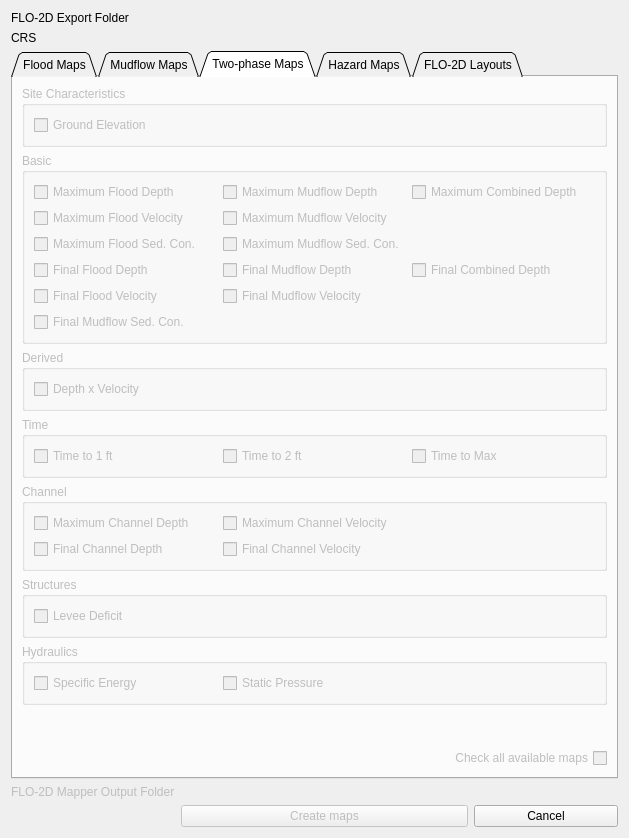
This is flo2d_mapcrafter/flo2d_mapcrafter_dialog_base.ui in FLO-2DSoftware/FLO-2DMapCrafter as Qt 5 draws it before an edit. The edited form follows.
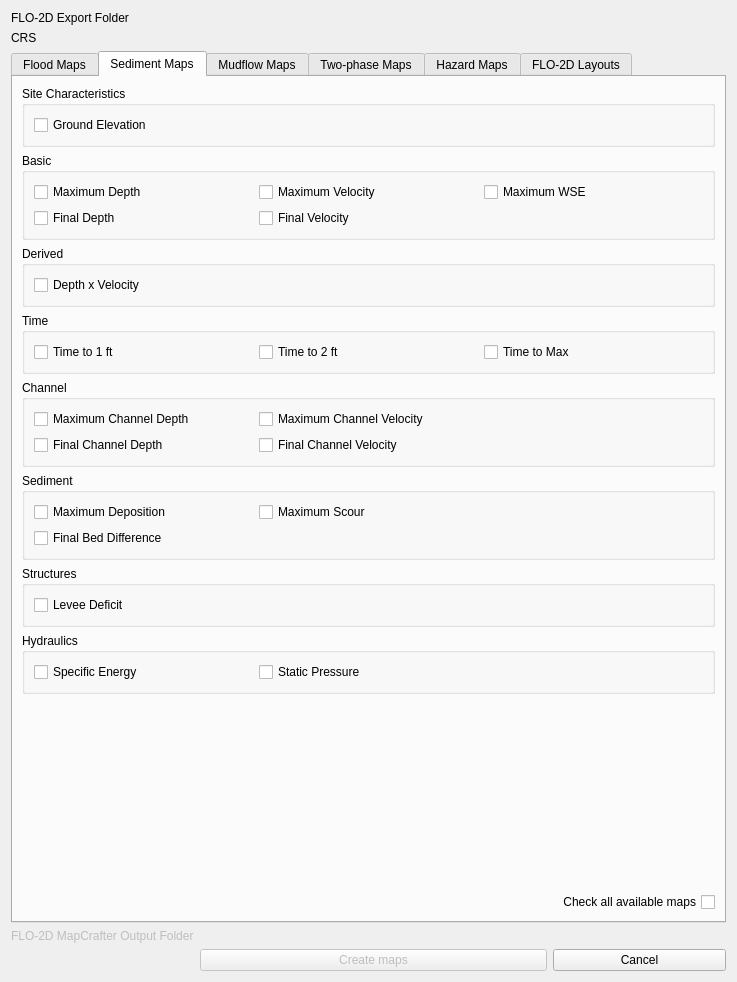
This is the edited form. The open tabs and pages were chosen to show the change. Custom widgets are drawn as their Qt base class.

Commit message: Added the sediment maps first version

```diff
--- a/flo2d_mapcrafter/flo2d_mapcrafter_dialog_base.ui
+++ b/flo2d_mapcrafter/flo2d_mapcrafter_dialog_base.ui
@@ -6,8 +6,8 @@
    <rect>
     <x>0</x>
     <y>0</y>
-    <width>629</width>
-    <height>838</height>
+    <width>737</width>
+    <height>982</height>
    </rect>
   </property>
   <property name="windowTitle">
@@ -22,7 +22,7 @@
         <bool>false</bool>
        </property>
        <property name="text">
-        <string>FLO-2D Mapper Output Folder</string>
+        <string>FLO-2D MapCrafter Output Folder</string>
        </property>
       </widget>
      </item>
@@ -105,7 +105,7 @@
       <enum>QTabWidget::North</enum>
      </property>
      <property name="tabShape">
-      <enum>QTabWidget::Triangular</enum>
+      <enum>QTabWidget::Rounded</enum>
      </property>
      <property name="currentIndex">
       <number>3</number>
@@ -438,6 +438,545 @@
        </item>
       </layout>
      </widget>
+     <widget class="QWidget" name="tab0">
+      <property name="enabled">
+       <bool>true</bool>
+      </property>
+      <attribute name="title">
+       <string>Sediment Maps</string>
+      </attribute>
+      <layout class="QGridLayout" name="gridLayout_7">
+       <item row="0" column="0">
+        <layout class="QGridLayout" name="gridLayout_6">
+         <item row="4" column="0">
+          <widget class="QgsCollapsibleGroupBox" name="ch_sd_cgb">
+           <property name="enabled">
+            <bool>true</bool>
+           </property>
+           <property name="title">
+            <string>Channel</string>
+           </property>
+           <layout class="QGridLayout" name="gridLayout_88">
+            <item row="0" column="0">
+             <layout class="QGridLayout" name="gridLayout_87">
+              <item row="0" column="1">
+               <widget class="QCheckBox" name="cv_sd_cb">
+                <property name="enabled">
+                 <bool>true</bool>
+                </property>
+                <property name="toolTip">
+                 <string>VELOC.OUT: Maximum channel flow velocity</string>
+                </property>
+                <property name="toolTipDuration">
+                 <number>0</number>
+                </property>
+                <property name="text">
+                 <string>Maximum Channel Velocity</string>
+                </property>
+               </widget>
+              </item>
+              <item row="0" column="2">
+               <widget class="QLabel" name="label_20">
+                <property name="text">
+                 <string/>
+                </property>
+               </widget>
+              </item>
+              <item row="0" column="0">
+               <widget class="QCheckBox" name="cd_sd_cb">
+                <property name="enabled">
+                 <bool>true</bool>
+                </property>
+                <property name="toolTip">
+                 <string>DEPCH.OUT: Maximum channel flow depths</string>
+                </property>
+                <property name="toolTipDuration">
+                 <number>0</number>
+                </property>
+                <property name="text">
+                 <string>Maximum Channel Depth</string>
+                </property>
+               </widget>
+              </item>
+              <item row="1" column="0">
+               <widget class="QCheckBox" name="fcd_sd_cb">
+                <property name="enabled">
+                 <bool>true</bool>
+                </property>
+                <property name="toolTip">
+                 <string>DEPCHFINAL.OUT: Final channel flow depths</string>
+                </property>
+                <property name="toolTipDuration">
+                 <number>0</number>
+                </property>
+                <property name="text">
+                 <string>Final Channel Depth</string>
+                </property>
+               </widget>
+              </item>
+              <item row="1" column="1">
+               <widget class="QCheckBox" name="fcv_sd_cb">
+                <property name="enabled">
+                 <bool>true</bool>
+                </property>
+                <property name="toolTip">
+                 <string>VELCHFINAL.OUT: Final channel flow velocities</string>
+                </property>
+                <property name="toolTipDuration">
+                 <number>0</number>
+                </property>
+                <property name="text">
+                 <string>Final Channel Velocity</string>
+                </property>
+               </widget>
+              </item>
+              <item row="1" column="2">
+               <widget class="QLabel" name="label_21">
+                <property name="text">
+                 <string/>
+                </property>
+               </widget>
+              </item>
+             </layout>
+            </item>
+           </layout>
+          </widget>
+         </item>
+         <item row="3" column="0">
+          <widget class="QgsCollapsibleGroupBox" name="tv_sd_cgb">
+           <property name="enabled">
+            <bool>true</bool>
+           </property>
+           <property name="title">
+            <string>Time</string>
+           </property>
+           <layout class="QGridLayout" name="gridLayout_86">
+            <item row="0" column="0">
+             <layout class="QGridLayout" name="gridLayout_85">
+              <item row="0" column="0">
+               <widget class="QCheckBox" name="t1ft_sd_cb">
+                <property name="enabled">
+                 <bool>true</bool>
+                </property>
+                <property name="toolTip">
+                 <string>TIMEONEFT.OUT: Grid element number, the x- and y-coordinates and the initial time to one foot of depth</string>
+                </property>
+                <property name="toolTipDuration">
+                 <number>0</number>
+                </property>
+                <property name="text">
+                 <string>Time to 1 ft</string>
+                </property>
+               </widget>
+              </item>
+              <item row="0" column="1">
+               <widget class="QCheckBox" name="t2ft_sd_cb">
+                <property name="enabled">
+                 <bool>true</bool>
+                </property>
+                <property name="toolTip">
+                 <string>TIMETWOFT.OUT: Grid element number, the x- and y-coordinates and the initial time to two feet of depth</string>
+                </property>
+                <property name="toolTipDuration">
+                 <number>0</number>
+                </property>
+                <property name="text">
+                 <string>Time to 2 ft</string>
+                </property>
+               </widget>
+              </item>
+              <item row="0" column="2">
+               <widget class="QCheckBox" name="tmax_sd_cb">
+                <property name="enabled">
+                 <bool>true</bool>
+                </property>
+                <property name="toolTip">
+                 <string>TIMETOPEAK.OUT: Grid element number, the x- and y-coordinates and the time of occurrence of the maximum depth</string>
+                </property>
+                <property name="toolTipDuration">
+                 <number>0</number>
+                </property>
+                <property name="text">
+                 <string>Time to Max</string>
+                </property>
+               </widget>
+              </item>
+             </layout>
+            </item>
+           </layout>
+          </widget>
+         </item>
+         <item row="1" column="0">
+          <widget class="QgsCollapsibleGroupBox" name="bv_sd_cgb">
+           <property name="enabled">
+            <bool>true</bool>
+           </property>
+           <property name="title">
+            <string>Basic</string>
+           </property>
+           <layout class="QGridLayout" name="gridLayout_82">
+            <item row="0" column="0">
+             <layout class="QGridLayout" name="gridLayout_81">
+              <item row="1" column="0">
+               <widget class="QCheckBox" name="fd_sd_cb">
+                <property name="enabled">
+                 <bool>true</bool>
+                </property>
+                <property name="toolTip">
+                 <string>FINALDEP.OUT: Final floodplain flow depths</string>
+                </property>
+                <property name="toolTipDuration">
+                 <number>0</number>
+                </property>
+                <property name="text">
+                 <string>Final Depth</string>
+                </property>
+               </widget>
+              </item>
+              <item row="0" column="0">
+               <widget class="QCheckBox" name="md_sd_cb">
+                <property name="enabled">
+                 <bool>true</bool>
+                </property>
+                <property name="toolTip">
+                 <string>DEPTH.OUT: Maximum combined channel/floodplain flow depths</string>
+                </property>
+                <property name="toolTipDuration">
+                 <number>0</number>
+                </property>
+                <property name="text">
+                 <string>Maximum Depth</string>
+                </property>
+               </widget>
+              </item>
+              <item row="0" column="1">
+               <widget class="QCheckBox" name="mv_sd_cb">
+                <property name="enabled">
+                 <bool>true</bool>
+                </property>
+                <property name="toolTip">
+                 <string>VELFP.OUT: Maximum floodplain flow velocity</string>
+                </property>
+                <property name="toolTipDuration">
+                 <number>0</number>
+                </property>
+                <property name="text">
+                 <string>Maximum Velocity</string>
+                </property>
+               </widget>
+              </item>
+              <item row="0" column="2">
+               <widget class="QCheckBox" name="mwse_sd_cb">
+                <property name="enabled">
+                 <bool>true</bool>
+                </property>
+                <property name="toolTip">
+                 <string>MAXWSELEV.OUT: Grid element number, x-coordinate, y-coordinate, and the maximum water surface elevation of either the floodplain or channel</string>
+                </property>
+                <property name="toolTipDuration">
+                 <number>0</number>
+                </property>
+                <property name="text">
+                 <string>Maximum WSE</string>
+                </property>
+               </widget>
+              </item>
+              <item row="1" column="1">
+               <widget class="QCheckBox" name="fv_sd_cb">
+                <property name="enabled">
+                 <bool>true</bool>
+                </property>
+                <property name="toolTip">
+                 <string>FINALVEL.OUT: Flow velocity at the end of the simulation</string>
+                </property>
+                <property name="toolTipDuration">
+                 <number>0</number>
+                </property>
+                <property name="text">
+                 <string>Final Velocity</string>
+                </property>
+               </widget>
+              </item>
+             </layout>
+            </item>
+           </layout>
+          </widget>
+         </item>
+         <item row="5" column="0">
+          <widget class="QgsCollapsibleGroupBox" name="sd_sd_cgb">
+           <property name="enabled">
+            <bool>true</bool>
+           </property>
+           <property name="title">
+            <string>Sediment</string>
+           </property>
+           <layout class="QGridLayout" name="gridLayout_90">
+            <item row="0" column="0">
+             <layout class="QGridLayout" name="gridLayout_89">
+              <item row="0" column="0">
+               <widget class="QCheckBox" name="mdep_sd_cb">
+                <property name="enabled">
+                 <bool>true</bool>
+                </property>
+                <property name="toolTip">
+                 <string>SEDFP.OUT: Maximum deposition (ft or m)</string>
+                </property>
+                <property name="toolTipDuration">
+                 <number>0</number>
+                </property>
+                <property name="text">
+                 <string>Maximum Deposition</string>
+                </property>
+               </widget>
+              </item>
+              <item row="1" column="0">
+               <widget class="QCheckBox" name="fbd_sd_cb">
+                <property name="enabled">
+                 <bool>true</bool>
+                </property>
+                <property name="toolTip">
+                 <string>SEDFP.OUT: Final bed elevation difference (ft or m)</string>
+                </property>
+                <property name="toolTipDuration">
+                 <number>0</number>
+                </property>
+                <property name="text">
+                 <string>Final Bed Difference</string>
+                </property>
+               </widget>
+              </item>
+              <item row="1" column="1">
+               <widget class="QLabel" name="label_23">
+                <property name="text">
+                 <string/>
+                </property>
+               </widget>
+              </item>
+              <item row="0" column="2">
+               <widget class="QLabel" name="label_24">
+                <property name="text">
+                 <string/>
+                </property>
+               </widget>
+              </item>
+              <item row="1" column="2">
+               <widget class="QLabel" name="label_25">
+                <property name="text">
+                 <string/>
+                </property>
+               </widget>
+              </item>
+              <item row="0" column="1">
+               <widget class="QCheckBox" name="msco_sd_cb">
+                <property name="enabled">
+                 <bool>true</bool>
+                </property>
+                <property name="toolTip">
+                 <string>SEDFP.OUT: Maximum scour (ft or m)</string>
+                </property>
+                <property name="toolTipDuration">
+                 <number>0</number>
+                </property>
+                <property name="text">
+                 <string>Maximum Scour</string>
+                </property>
+               </widget>
+              </item>
+             </layout>
+            </item>
+           </layout>
+          </widget>
+         </item>
+         <item row="0" column="0">
+          <widget class="QgsCollapsibleGroupBox" name="sc_sd_cgb">
+           <property name="enabled">
+            <bool>true</bool>
+           </property>
+           <property name="toolTip">
+            <string/>
+           </property>
+           <property name="title">
+            <string>Site Characteristics</string>
+           </property>
+           <layout class="QGridLayout" name="gridLayout_59">
+            <item row="0" column="0">
+             <layout class="QGridLayout" name="gridLayout_57">
+              <item row="0" column="0">
+               <widget class="QCheckBox" name="ge_sd_cb">
+                <property name="enabled">
+                 <bool>true</bool>
+                </property>
+                <property name="toolTip">
+                 <string>TOPO.DAT: Grid element, x- and y-coordinates, and their elevations</string>
+                </property>
+                <property name="toolTipDuration">
+                 <number>0</number>
+                </property>
+                <property name="text">
+                 <string>Ground Elevation</string>
+                </property>
+                <property name="checkable">
+                 <bool>true</bool>
+                </property>
+                <property name="checked">
+                 <bool>false</bool>
+                </property>
+               </widget>
+              </item>
+             </layout>
+            </item>
+           </layout>
+          </widget>
+         </item>
+         <item row="2" column="0">
+          <widget class="QgsCollapsibleGroupBox" name="dv_sd_cgb">
+           <property name="enabled">
+            <bool>true</bool>
+           </property>
+           <property name="title">
+            <string>Derived</string>
+           </property>
+           <layout class="QGridLayout" name="gridLayout_84">
+            <item row="0" column="0">
+             <layout class="QGridLayout" name="gridLayout_83">
+              <item row="0" column="0">
+               <widget class="QCheckBox" name="dv_sd_cb">
+                <property name="enabled">
+                 <bool>true</bool>
+                </property>
+                <property name="toolTip">
+                 <string>VEL_X_DEPTH.OUT: Maximum of velocity times depth for each floodplain element</string>
+                </property>
+                <property name="toolTipDuration">
+                 <number>0</number>
+                </property>
+                <property name="text">
+                 <string>Depth x Velocity</string>
+                </property>
+               </widget>
+              </item>
+             </layout>
+            </item>
+           </layout>
+          </widget>
+         </item>
+         <item row="7" column="0">
+          <widget class="QgsCollapsibleGroupBox" name="hp_sd_cgb">
+           <property name="enabled">
+            <bool>true</bool>
+           </property>
+           <property name="title">
+            <string>Hydraulics</string>
+           </property>
+           <layout class="QGridLayout" name="gridLayout_94">
+            <item row="0" column="0">
+             <layout class="QGridLayout" name="gridLayout_93">
+              <item row="0" column="1">
+               <widget class="QCheckBox" name="sp_sd_cb">
+                <property name="enabled">
+                 <bool>true</bool>
+                </property>
+                <property name="toolTip">
+                 <string>STATICPRESS.OUT: Spatially variable static force per linear foot for each floodplain element</string>
+                </property>
+                <property name="toolTipDuration">
+                 <number>0</number>
+                </property>
+                <property name="text">
+                 <string>Static Pressure</string>
+                </property>
+               </widget>
+              </item>
+              <item row="0" column="0">
+               <widget class="QCheckBox" name="se_sd_cb">
+                <property name="enabled">
+                 <bool>true</bool>
+                </property>
+                <property name="toolTip">
+                 <string>SPECENERGY.OUT: Maximum specific energy (ft or m) for a floodplain grid element</string>
+                </property>
+                <property name="toolTipDuration">
+                 <number>0</number>
+                </property>
+                <property name="text">
+                 <string>Specific Energy</string>
+                </property>
+               </widget>
+              </item>
+              <item row="0" column="2">
+               <widget class="QLabel" name="label_26">
+                <property name="text">
+                 <string/>
+                </property>
+               </widget>
+              </item>
+             </layout>
+            </item>
+           </layout>
+          </widget>
+         </item>
+         <item row="6" column="0">
+          <widget class="QgsCollapsibleGroupBox" name="sv_sd_cgb">
+           <property name="enabled">
+            <bool>true</bool>
+           </property>
+           <property name="title">
+            <string>Structures</string>
+           </property>
+           <layout class="QGridLayout" name="gridLayout_92">
+            <item row="0" column="0">
+             <layout class="QGridLayout" name="gridLayout_91">
+              <item row="0" column="0">
+               <widget class="QCheckBox" name="ld_sd_cb">
+                <property name="enabled">
+                 <bool>true</bool>
+                </property>
+                <property name="toolTip">
+                 <string>LEVEEDEFIC.OUT: Levee freeboard deficit</string>
+                </property>
+                <property name="toolTipDuration">
+                 <number>0</number>
+                </property>
+                <property name="text">
+                 <string>Levee Deficit</string>
+                </property>
+               </widget>
+              </item>
+             </layout>
+            </item>
+           </layout>
+          </widget>
+         </item>
+        </layout>
+       </item>
+       <item row="1" column="0">
+        <spacer name="verticalSpacer_5">
+         <property name="orientation">
+          <enum>Qt::Vertical</enum>
+         </property>
+         <property name="sizeHint" stdset="0">
+          <size>
+           <width>20</width>
+           <height>40</height>
+          </size>
+         </property>
+        </spacer>
+       </item>
+       <item row="2" column="0">
+        <widget class="QCheckBox" name="check_sd_cb">
+         <property name="enabled">
+          <bool>true</bool>
+         </property>
+         <property name="layoutDirection">
+          <enum>Qt::RightToLeft</enum>
+         </property>
+         <property name="text">
+          <string>Check all available maps</string>
+         </property>
+        </widget>
+       </item>
+      </layout>
+     </widget>
      <widget class="QWidget" name="tab2">
       <property name="enabled">
        <bool>false</bool>
@@ -742,7 +1281,7 @@
      </widget>
      <widget class="QWidget" name="tab3">
       <property name="enabled">
-       <bool>false</bool>
+       <bool>true</bool>
       </property>
       <attribute name="title">
        <string>Two-phase Maps</string>
@@ -791,42 +1330,7 @@
            <layout class="QGridLayout" name="gridLayout_60">
             <item row="0" column="0">
              <layout class="QGridLayout" name="gridLayout_58">
-              <item row="4" column="1">
-               <widget class="QCheckBox" name="fmv_tp_cb">
-                <property name="text">
-                 <string>Final Mudflow Velocity</string>
-                </property>
-               </widget>
-              </item>
-              <item row="1" column="1">
-               <widget class="QCheckBox" name="mmv_tp_cb">
-                <property name="text">
-                 <string>Maximum Mudflow Velocity</string>
-                </property>
-               </widget>
-              </item>
-              <item row="0" column="0">
-               <widget class="QCheckBox" name="mfd_tp_cb">
-                <property name="text">
-                 <string>Maximum Flood Depth</string>
-                </property>
-               </widget>
-              </item>
-              <item row="3" column="0">
-               <widget class="QCheckBox" name="ffd_tp_cb">
-                <property name="text">
-                 <string>Final Flood Depth</string>
-                </property>
-               </widget>
-              </item>
-              <item row="0" column="2">
-               <widget class="QCheckBox" name="cmd_tp_cb">
-                <property name="text">
-                 <string>Maximum Combined Depth</string>
-                </property>
-               </widget>
-              </item>
-              <item row="3" column="2">
+              <item row="3" column="1">
                <widget class="QCheckBox" name="fcd_tp_cb">
                 <property name="text">
                  <string>Final Combined Depth</string>
@@ -848,40 +1352,51 @@
                </widget>
               </item>
               <item row="0" column="1">
-               <widget class="QCheckBox" name="mmd_tp_cb">
+               <widget class="QCheckBox" name="cmd_tp_cb">
+                <property name="toolTip">
+                 <string>DEPTHMAX_2PHASE_COMBINED.OUT: Maximum flow depth of the combined two phase fluid and mudflows depth (added together)</string>
+                </property>
+                <property name="toolTipDuration">
+                 <number>0</number>
+                </property>
                 <property name="text">
                  <string>Maximum Mudflow Depth</string>
                 </property>
                </widget>
               </item>
-              <item row="3" column="1">
-               <widget class="QCheckBox" name="fmd_tp_cb">
+              <item row="0" column="0">
+               <widget class="QCheckBox" name="mfd_tp_cb">
+                <property name="toolTip">
+                 <string>DEPTH.OUT: Maximum combined channel/floodplain flow depths</string>
+                </property>
+                <property name="toolTipDuration">
+                 <number>0</number>
+                </property>
                 <property name="text">
                  <string>Final Mudflow Depth</string>
                 </property>
                </widget>
               </item>
-              <item row="2" column="0">
+              <item row="3" column="0">
+               <widget class="QCheckBox" name="ffd_tp_cb">
+                <property name="toolTip">
+                 <string>FINALDEP.OUT: Final floodplain flow depths</string>
+                </property>
+                <property name="toolTipDuration">
+                 <number>0</number>
+                </property>
+                <property name="text">
+                 <string>Final Flood Depth</string>
+                </property>
+               </widget>
+              </item>
+              <item row="0" column="2">
                <widget class="QCheckBox" name="mfsc_tp_cb">
                 <property name="text">
                  <string>Maximum Flood Sed. Con.</string>
                 </property>
                </widget>
               </item>
-              <item row="2" column="1">
-               <widget class="QCheckBox" name="mmsc_tp_cb">
-                <property name="text">
-                 <string>Maximum Mudflow Sed. Con.</string>
-                </property>
-               </widget>
-              </item>
-              <item row="5" column="0">
-               <widget class="QCheckBox" name="fmsc_tp_cb">
-                <property name="text">
-                 <string>Final Mudflow Sed. Con.</string>
-                </property>
-               </widget>
-              </item>
              </layout>
             </item>
            </layout>
@@ -927,7 +1442,7 @@
            </layout>
           </widget>
          </item>
-         <item row="6" column="0">
+         <item row="8" column="0">
           <widget class="QgsCollapsibleGroupBox" name="hp_tp_cgb">
            <property name="title">
             <string>Hydraulics</string>
@@ -1002,25 +1517,63 @@
            </property>
            <layout class="QGridLayout" name="gridLayout_63">
             <item row="0" column="0">
-             <layout class="QGridLayout" name="gridLayout_62">
+             <layout class="QGridLayout" name="gridLayout_95">
+              <item row="1" column="1">
+               <widget class="QCheckBox" name="fmv_tp_cb">
+                <property name="toolTip">
+                 <string>FINALVEL_MUD.OUT: Floodplain final mudflow velocity in the reported outflow direction</string>
+                </property>
+                <property name="toolTipDuration">
+                 <number>0</number>
+                </property>
+                <property name="text">
+                 <string>Final Mudflow Velocity</string>
+                </property>
+               </widget>
+              </item>
               <item row="0" column="1">
-               <widget class="QCheckBox" name="mchv_tp_cb">
+               <widget class="QCheckBox" name="mmv_tp_cb">
+                <property name="toolTip">
+                 <string>VELFP_MUD.OUT: Floodplain maximum mudflow velocity in the reported outflow direction</string>
+                </property>
+                <property name="toolTipDuration">
+                 <number>0</number>
+                </property>
                 <property name="text">
-                 <string>Maximum Channel Velocity</string>
+                 <string>Maximum Mudflow Velocity</string>
+                </property>
+               </widget>
+              </item>
+              <item row="1" column="0">
+               <widget class="QCheckBox" name="fmd_tp_cb">
+                <property name="toolTip">
+                 <string>FINALDEP_MUD.OUT: Final mudflow depths</string>
+                </property>
+                <property name="toolTipDuration">
+                 <number>0</number>
+                </property>
+                <property name="text">
+                 <string>Final Mudflow Depth</string>
                 </property>
                </widget>
               </item>
               <item row="0" column="0">
-               <widget class="QCheckBox" name="mchd_tp_cb">
+               <widget class="QCheckBox" name="mmd_tp_cb">
+                <property name="toolTip">
+                 <string>DEPFPMAX_MUD.OUT: Floodplain maximum mudflow depth</string>
+                </property>
+                <property name="toolTipDuration">
+                 <number>0</number>
+                </property>
                 <property name="text">
                  <string>Maximum Channel Depth</string>
                 </property>
                </widget>
               </item>
               <item row="0" column="2">
-               <widget class="QLabel" name="label_14">
-                <property name="text">
-                 <string/>
+               <widget class="QCheckBox" name="mmsc_tp_cb">
+                <property name="toolTip">
+                 <string>CVFPMAX_MUD.OUT: Floodplain mudflow maximum sediment concentration by volume</string>
                 </property>
                </widget>
               </item>
@@ -1031,8 +1584,14 @@
                 </property>
                </widget>
               </item>
-              <item row="1" column="1">
-               <widget class="QCheckBox" name="fchv_tp_cb">
+              <item row="1" column="2">
+               <widget class="QCheckBox" name="fmsc_tp_cb">
+                <property name="toolTip">
+                 <string>FINALCVFP_MUD.OUT: Final floodplain mudflow sediment concentration by volume</string>
+                </property>
+                <property name="toolTipDuration">
+                 <number>0</number>
+                </property>
                 <property name="text">
                  <string>Final Channel Velocity</string>
                 </property>
```
Left out of the diff: 622 changed lines with no effect on the pictures. The commit also changes 3 other files.
